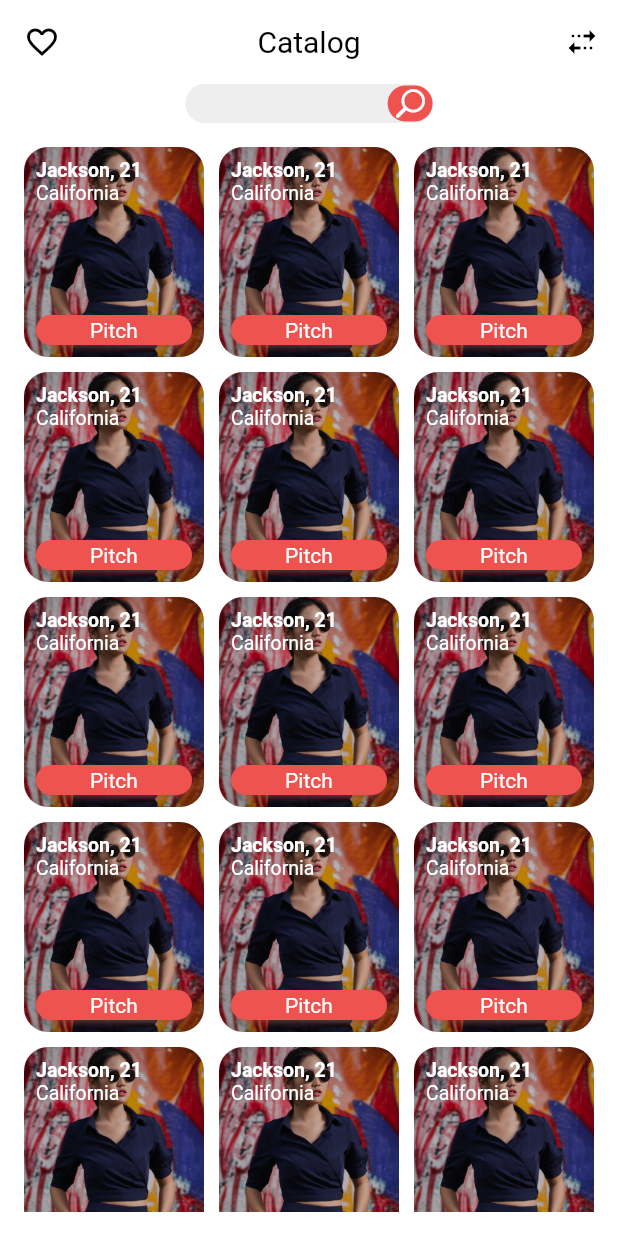
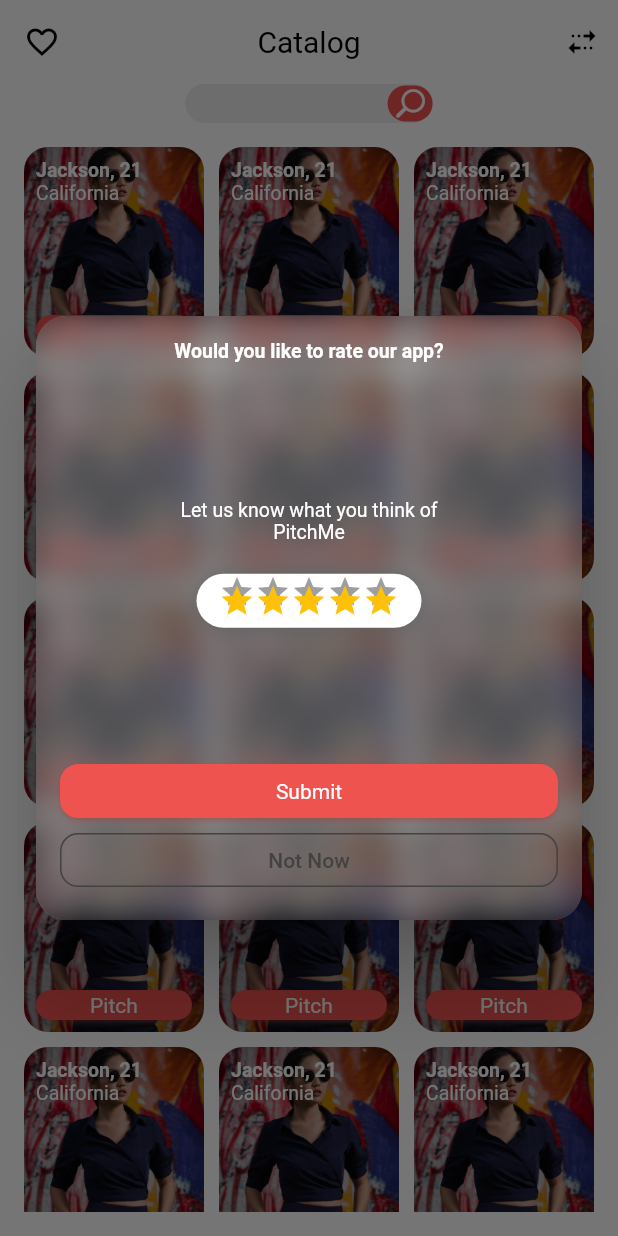
Before and after one commit to UsmanKhanFlutter/pitch_app, a Flutter app: the CatalogScreen screen opened directly, after a tap on the "multiple stop" icon, on a phone screen of 412 x 824 dp. Run offline on Flutter 3.47's test engine with Material 2 defaults, Android fonts, the light colour scheme and no system bars; drawn by our look-alikes of velocity_x; our stand-ins replace country_code_picker.

Commit message:
added  some more screens

```diff
--- a/lib/screens/catalog/components/catalog_item.dart
+++ b/lib/screens/catalog/components/catalog_item.dart
@@ -3,6 +3,8 @@
 import 'package:velocity_x/velocity_x.dart';
 
 class CatalogItem extends StatelessWidget {
+  final Function onPitchPressed;
+  CatalogItem({@required this.onPitchPressed});
   @override
   Widget build(BuildContext context) {
     return Container(
@@ -25,7 +27,7 @@
             "California".text.white.size(13).make(),
           ]),
           StretchedButton(
-            onPressed: () {},
+            onPressed: onPitchPressed,
             text: 'Pitch',
             height: 20,
           )
--- a/lib/screens/catalog/screen_catalog.dart
+++ b/lib/screens/catalog/screen_catalog.dart
@@ -2,6 +2,8 @@
 import 'package:flutter/material.dart';
 import 'package:pitch_app/screens/catalog/components/catalog_item.dart';
 import 'package:pitch_app/widgets/app_bar_main.dart';
+import 'package:pitch_app/widgets/message_notification_dialog.dart';
+import 'package:pitch_app/widgets/rate_notification_dialog.dart';
 import 'package:velocity_x/velocity_x.dart';
 
 class CatalogScreen extends StatelessWidget {
@@ -10,7 +12,9 @@
     return Scaffold(
       backgroundColor: Colors.white,
       appBar: mainAppBar(
-          title: "Catalog", onLeadingPressed: () {}, onActionPressed: () {}),
+          title: "Catalog",
+          onLeadingPressed: () {},
+          onActionPressed: () => rateNotificationDialog(context)),
       body: VStack(
         [
           Container(
@@ -59,7 +63,9 @@
                   mainAxisSpacing: 10,
                   childAspectRatio: 6 / 7),
               itemBuilder: (context, index) {
-                return CatalogItem();
+                return CatalogItem(
+                  onPitchPressed: () => messageNotificationDialog(context),
+                );
               },
               itemCount: 15,
             ).p16(),
--- a/lib/screens/screen_bio.dart
+++ b/lib/screens/screen_bio.dart
@@ -2,6 +2,7 @@
 import 'package:flutter/material.dart';
 import 'package:pitch_app/helpers/size_config.dart';
 import 'package:pitch_app/widgets/app_bar_main.dart';
+import 'package:pitch_app/widgets/bio_notification_dialog.dart';
 import 'package:pitch_app/widgets/stretched_color_button.dart';
 import 'package:velocity_x/velocity_x.dart';
 
@@ -13,7 +14,7 @@
       appBar: mainAppBar(
           title: "What's your pitch?",
           onLeadingPressed: () {},
-          onActionPressed: () {}),
+          onActionPressed: () => bioNotificationDialog(context)),
       body: VStack([
         SizedBox(height: ConfigSize.convertHeight(context, 80)),
         "Write Bio".text.bold.make().pOnly(left: 36),
--- a/lib/screens/screen_get_started.dart
+++ b/lib/screens/screen_get_started.dart
@@ -2,7 +2,7 @@
 import 'package:flutter/widgets.dart';
 import 'package:pitch_app/helpers/size_config.dart';
 import 'package:pitch_app/screens/screen_signin_method.dart';
-import 'package:pitch_app/widgets/location_dialog.dart';
+import 'package:pitch_app/widgets/location_notification_dialog.dart';
 import 'package:pitch_app/widgets/stretched_button.dart';
 import 'package:velocity_x/velocity_x.dart';
 
--- a/lib/screens/screen_pitch_you.dart
+++ b/lib/screens/screen_pitch_you.dart
@@ -79,7 +79,7 @@
                   )
                 ])
               ],
-            ),
+            ).box.alignBottomCenter.make(),
           ),
           Row(
             children: [
--- /dev/null
+++ b/lib/widgets/rate_notification_dialog.dart
@@ -0,0 +1,107 @@
+import 'dart:ui';
+
+import 'package:flutter/material.dart';
+import 'package:pitch_app/helpers/size_config.dart';
+import 'package:pitch_app/widgets/stretched_bordered_button.dart';
+import 'package:pitch_app/widgets/stretched_button.dart';
+import 'package:velocity_x/velocity_x.dart';
+
+class RateNotificationDialog extends StatelessWidget {
+  @override
+  Widget build(BuildContext context) {
+    return ClipRect(
+      child: BackdropFilter(
+        filter: ImageFilter.blur(sigmaX: 10.0, sigmaY: 10.0),
+        child: Container(
+          height: MediaQuery.of(context).size.height * 0.45,
+          width: double.infinity,
+          decoration: BoxDecoration(
+            borderRadius: BorderRadius.circular(20),
+          ),
+          child: Column(
+            children: [
+              'Would you like to rate our app?'
+                  .text
+                  .align(TextAlign.center)
+                  .white
+                  .size(13)
+                  .bold
+                  .make(),
+              Expanded(
+                child: VStack(
+                  [
+                    'Let us know what you think of\nPitchMe'
+                        .text
+                        .align(TextAlign.center)
+                        .size(13)
+                        .white
+                        .make()
+                        .pSymmetric(h: 16),
+                    SizedBox(height: 20),
+                    Container(
+                      height: 36,
+                      width: 150,
+                      alignment: Alignment.center,
+                      decoration: BoxDecoration(
+                        color: Colors.white,
+                        borderRadius: BorderRadius.circular(30),
+                        boxShadow: [
+                          BoxShadow(
+                            color: Colors.grey.shade700,
+                            spreadRadius: 0,
+                            blurRadius: 10,
+                          ),
+                        ],
+                      ),
+                      child: VxRating(
+                        onRatingUpdate: (String value) {},
+                        count: 5,
+                        selectionColor: Colors.amber,
+                        size: 24,
+                      ),
+                    ),
+                  ],
+                  alignment: MainAxisAlignment.center,
+                  crossAlignment: CrossAxisAlignment.center,
+                ),
+              ),
+              StretchedButton(
+                text: "Submit",
+                onPressed: () {},
+                height: 36,
+              ),
+              SizedBox(height: 4),
+              Container(
+                width: double.infinity,
+                child: MaterialButton(
+                  onPressed: () {},
+                  elevation: 0,
+                  child: "Not Now".text.color(Colors.grey.shade800).make(),
+                  shape: RoundedRectangleBorder(
+                      side: BorderSide(color: Colors.grey.shade800),
+                      borderRadius: BorderRadius.circular(12)),
+                ),
+              ),
+            ],
+          ),
+        ).p16(),
+      ),
+    );
+  }
+}
+
+Future<Widget> rateNotificationDialog(BuildContext context) {
+  return showDialog(
+      context: context,
+      builder: (ctx) {
+        return Dialog(
+          clipBehavior: Clip.antiAlias,
+          backgroundColor: Colors.white.withOpacity(0.3),
+          insetPadding: EdgeInsets.symmetric(horizontal: 24),
+          shape: RoundedRectangleBorder(
+            borderRadius: BorderRadius.circular(20),
+          ),
+          child: RateNotificationDialog(),
+        );
+      });
+}
--- a/lib/widgets/stretched_bordered_button.dart
+++ b/lib/widgets/stretched_bordered_button.dart
@@ -25,7 +25,7 @@
         shape: RoundedRectangleBorder(
             borderRadius: BorderRadius.circular(12),
             side: BorderSide(color: Colors.red.shade400)),
-        color: Colors.white,
+        color: Colors.transparent,
         elevation: 1.4,
         shadowColor: Colors.red.shade300,
         child: InkWell(
```
Also changed, not shown: lib/main.dart (+8 -1 lines), lib/screens/screen_about_you.dart (added, +48 -0 lines), lib/screens/screen_agree_continue.dart (added, +30 -0 lines), lib/screens/screen_information.dart (+16 -4 lines), lib/screens/screen_modify_pitch.dart (added, +62 -0 lines), lib/screens/screen_notification.dart (added, +93 -0 lines), lib/widgets/app_bar_back.dart (added, +20 -0 lines), lib/widgets/bio_notification_dialog.dart (added, +54 -0 lines), lib/widgets/message_notification_dialog.dart (added, +93 -0 lines), lib/widgets/textfield_information.dart (+4 -3 lines), lib/widgets/location_notification_dialog.dart (renamed from lib/widgets/location_dialog.dart).
